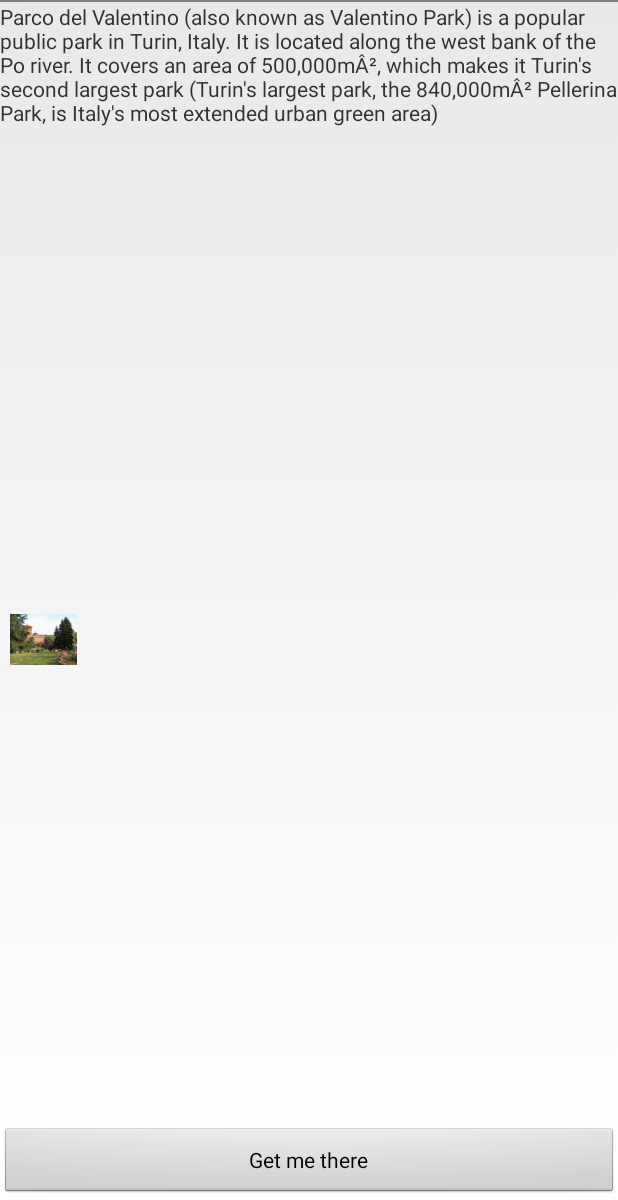
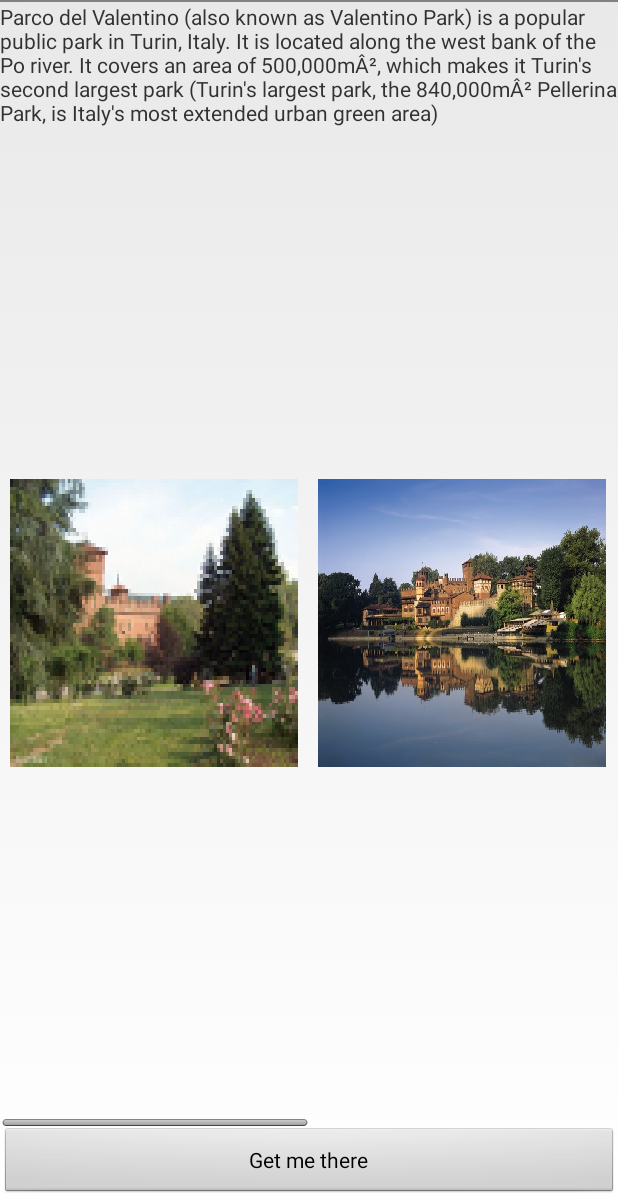
Before and after one commit to jessicalins/travelguide, an Android app: the PlacesActivity screen opened directly, with no data from a screen before it, after a tap on "Parco del Valentino", on a phone screen of 412 x 824 dp, the part 36-1236 px from its top. Run offline under Robolectric (Android 15) with nearby library versions, the phone set to English and light mode, and no system bars.

Commit message:
Added multiple pictures, fixed some bugs, added stub for Google Directions Api Request

```diff
--- a/app/src/main/assets/places.json
+++ b/app/src/main/assets/places.json
@@ -7,7 +7,7 @@
       "category": "Coffees",
       "lat": "45.076334",
       "long": "7.678958",
-      "pictures": ["albicerin.png", "albicerin2.png"]
+      "pictures": ["albicerin.png", "albicerin1.png", "albicerin2.png"]
     },
     {
       "name": "Palazzo madama",
@@ -16,7 +16,7 @@
       "category": "Palaces",
       "lat": "45.070970",
       "long": "7.685882",
-      "pictures": ["palazzomadama.png", "palazzomadama1.png", "palazzomadama2.png"]
+      "pictures": ["palazzomadama.png", "palazzomadama1.png", "palazzomadama2.png", "palazzomadama3.png"]
     },
     {
       "name": "Piazza San Carlo",
@@ -52,7 +52,7 @@
       "category": "Churches",
       "lat": "45.062489",
       "long": "7.699038",
-      "pictures": ["granmadre.png", "granmadre1.png", "granmadre2.png", "granmadre3.png"]
+      "pictures": ["granmadre.png", "granmadre1.png", "granmadre2.png"]
     }
   ]
 }
--- a/app/src/main/java/it/polito/travelguide/app/activities/PlaceDetailsActivity.java
+++ b/app/src/main/java/it/polito/travelguide/app/activities/PlaceDetailsActivity.java
@@ -7,9 +7,14 @@ import it.polito.travelguide.app.R;
 import it.polito.travelguide.app.model.Place;
 import it.polito.travelguide.app.model.PlacesDataContainer;
 import android.app.Activity;
+import android.content.Context;
 import android.content.Intent;
-import android.graphics.drawable.Drawable;
+import android.content.res.AssetManager;
+import android.graphics.Bitmap;
+import android.graphics.BitmapFactory;
 import android.os.Bundle;
+import android.util.DisplayMetrics;
+import android.util.Log;
 import android.view.Menu;
 import android.view.MenuInflater;
 import android.view.View;
@@ -51,19 +56,48 @@ public class PlaceDetailsActivity extends Activity {
 	private void setPlacePictures(){
 		layout = (LinearLayout) findViewById(R.id.place_details_pictures);
 		for(int i=0; i<place.getPictures().size(); i++){
-			InputStream inputStream = null;
             try {
-                inputStream = getAssets().open(place.getPictures().get(i));
-                Drawable d = Drawable.createFromStream(inputStream, null);
                 ImageView image = new ImageView(this);
-    			image.setImageResource(R.layout.picture);
-                image.setImageDrawable(d);
+
+                DisplayMetrics metrics = new DisplayMetrics();
+        		getWindowManager().getDefaultDisplay().getMetrics(metrics);
+
+                image.setImageBitmap(getBitmapFromAsset(place.getPictures().get(i), this, metrics));
                 image.setPadding(10,  10,  10, 10);
                 layout.addView(image);
-            } catch (IOException e) {
+            } catch (Exception e) {
                 e.printStackTrace();
             }
 		}
 	}
 
+	private Bitmap getBitmapFromAsset(String file_name, Context context, DisplayMetrics metrics){
+    	AssetManager assetManager = context.getAssets();
+		InputStream is = null;
+		int scaled_size = getScaledSize(metrics);
+		try{
+			is = assetManager.open(file_name);
+		}catch(IOException e){
+			Log.e("RoomEditorActivity", "Exception caught: " + e.getMessage());
+		}
+		Bitmap bitmap = BitmapFactory.decodeStream(is);
+		bitmap = Bitmap.createScaledBitmap(bitmap,  (int)(scaled_size), (int)(scaled_size), false);
+
+		return bitmap;
+    }
+
+	private int getScaledSize(DisplayMetrics metrics){
+		if(metrics.densityDpi == DisplayMetrics.DENSITY_LOW)
+			return (int)96;
+		else if(metrics.densityDpi == DisplayMetrics.DENSITY_MEDIUM)
+			return (int)192;
+		else if(metrics.densityDpi == DisplayMetrics.DENSITY_HIGH)
+			return (int)288;
+		else if(metrics.densityDpi == DisplayMetrics.DENSITY_XHIGH)
+			return (int)384;
+		else if(metrics.densityDpi == DisplayMetrics.DENSITY_XXHIGH)
+			return (int)576;
+		return 0;
+	}
+
 }
--- a/app/src/main/res/layout/picture.xml
+++ b/app/src/main/res/layout/picture.xml
@@ -1,5 +1,6 @@
 <?xml version="1.0" encoding="utf-8"?>
 <ImageView xmlns:android="http://schemas.android.com/apk/res/android"
+    android:id="@+id/details_picture"
     android:contentDescription="@string/content_description_pictures"
     android:layout_width="60dp"
     android:layout_height="60dp"
```
Also changed, not shown: app/src/main/java/it/polito/travelguide/app/activities/MapActivity.java (+44 -0 lines), app/src/main/java/it/polito/travelguide/app/model/Place.java (+0 -47 lines), app/src/main/assets/albicerin1.png (added), app/src/main/assets/albicerin2.png (added), app/src/main/assets/granmadre1.png (added), app/src/main/assets/granmadre2.png (added), app/src/main/assets/palazzomadama1.png (added), app/src/main/assets/palazzomadama2.png (added), app/src/main/assets/palazzomadama3.png (added), app/src/main/assets/sancarlo2.png (added), app/src/main/assets/superga1.png (added), app/src/main/assets/superga2.png (added), app/src/main/assets/valentino1.png (added), app/src/main/assets/valentino2.png (added), 1 more files, 1 other file.
